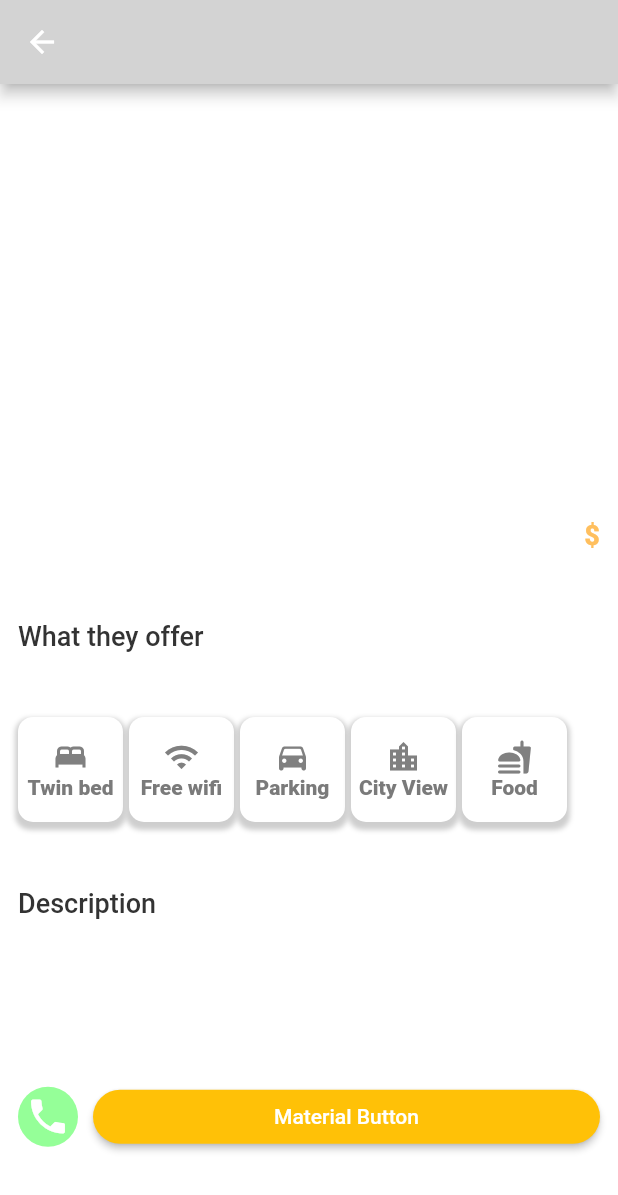
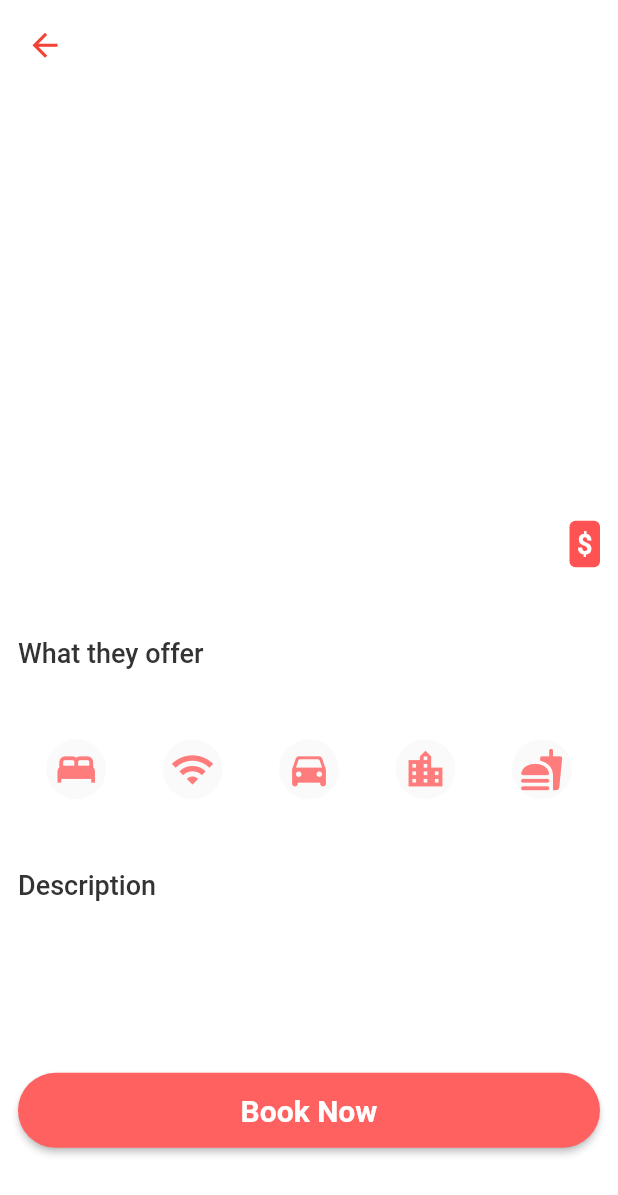
Before and after one commit to RedBaron1918/flutter_hotel, a Flutter app: the DetailWidget screen opened directly with empty values, on a phone screen of 412 x 824 dp. Shown: the top 1195 px of the screen. Run offline on Flutter 3.47's test engine with Material 2 defaults, Android fonts, the phone set to English and light mode, and no system bars; our stand-ins replace transparent_image; network calls fail.

Commit message:
made some changes

```diff
--- a/lib/model/block.dart
+++ b/lib/model/block.dart
@@ -60,7 +60,6 @@ class Block {
   int? breakfastIncluded;
 
   factory Block.fromJson(Map<String, dynamic> json) {
-    ;
     return Block(
       priceBreakdown: json['price_breakdown'] == null
           ? null
--- a/lib/model/detail_plan.dart
+++ b/lib/model/detail_plan.dart
@@ -1,5 +1,3 @@
-import 'models.dart';
-
 class DetailMealplan {
   DetailMealplan({
     this.currency,
--- a/lib/model/fluffy_extra_charge.dart
+++ b/lib/model/fluffy_extra_charge.dart
@@ -1,5 +1,3 @@
-import 'models.dart';
-
 class FluffyExtraCharge {
   FluffyExtraCharge({
     this.inclusionType,
--- a/lib/model/models.dart
+++ b/lib/model/models.dart
@@ -12,7 +12,6 @@ export "timeline.dart";
 export "product_price_breakdown.dart";
 export "item.dart";
 export "bed_configuration.dart";
-export "base.dart";
 export "group_by_price.dart";
 export "facility.dart";
 export "private_bathroom_highlight.dart";
--- a/lib/model/policy.dart
+++ b/lib/model/policy.dart
@@ -1,5 +1,3 @@
-import 'models.dart';
-
 class Policy {
   Policy({
     this.policyClass,
--- a/lib/model/private_bathroom_highlight.dart
+++ b/lib/model/private_bathroom_highlight.dart
@@ -1,5 +1,3 @@
-import 'models.dart';
-
 class PrivateBathroomHighlight {
   PrivateBathroomHighlight({
     this.hasHighlight,
--- a/lib/pages/detail_widget.dart
+++ b/lib/pages/detail_widget.dart
@@ -1,8 +1,9 @@
 import 'package:flutter/material.dart';
+import 'package:hotelflutter/widgets/fade_in_image_widget.dart';
 
 import '../model/models.dart';
 import '../widgets/circle_icon.dart';
-import '../widgets/shadow_icon_widget.dart';
+import '../widgets/text_container.dart';
 
 class DetailWidget extends StatefulWidget {
   const DetailWidget({
@@ -41,17 +42,14 @@ class _DetailWidgetState extends State<DetailWidget> {
   Widget build(BuildContext context) {
     return Scaffold(
       backgroundColor: Colors.white,
-      appBar: AppBar(
-        backgroundColor: const Color.fromARGB(255, 211, 211, 211),
-        title: Text(widget.block?.nameWithoutPolicy ?? ""),
-      ),
-      body: Stack(children: [
+      body: SafeArea(
+        child: Stack(children: [
           Positioned.fill(
             child: Stack(
               children: [
                 SizedBox(
                   width: MediaQuery.of(context).size.width,
-                height: MediaQuery.of(context).size.height * 0.3,
+                  height: MediaQuery.of(context).size.height * 0.4,
                   child: PageView.builder(
                     itemCount: widget.room?.photos?.length,
                     pageSnapping: true,
@@ -62,20 +60,33 @@ class _DetailWidgetState extends State<DetailWidget> {
                     },
                     itemBuilder: (context, index) {
                       Photo photo = widget.room!.photos![index];
-                    return Image.network(
-                      photo.urlOriginal ?? "something bad happend",
+                      return FadeInImageWidget(
+                        photo: photo.urlOriginal!,
+                        radius: 6,
                         fit: BoxFit.cover,
                       );
                     },
                   ),
                 ),
                 Positioned(
-                top: 5.0,
+                  left: 10,
+                  top: 10,
+                  child: CircleIcon(
+                    iconSize: 25,
+                    icon: Icons.arrow_back,
+                    callBack: () {
+                      Navigator.pop(context);
+                    },
+                  ),
+                ),
+                Positioned(
+                  top: 235.0,
                   right: 0.0,
                   left: 0.0,
                   child: Row(
                     mainAxisAlignment: MainAxisAlignment.center,
-                  children: indicators(widget.room?.photos?.length, activePage),
+                    children:
+                        indicators(widget.room?.photos?.length, activePage),
                   ),
                 ),
               ],
@@ -91,6 +102,7 @@ class _DetailWidgetState extends State<DetailWidget> {
             ),
           )
         ]),
+      ),
     );
   }
 }
@@ -103,26 +115,36 @@ class CardDetail extends StatelessWidget {
 
   @override
   Widget build(BuildContext context) {
-    List<ShadowIconWidget> icons = const [
-      ShadowIconWidget(
+    List<CircleIcon> icons = const [
+      CircleIcon(
         icon: Icons.bed,
-        text: "Twin bed",
+        backgroundColor: Color.fromARGB(255, 250, 250, 250),
+        iconColor: Color.fromARGB(255, 255, 124, 124),
+        iconSize: 30,
       ),
-      ShadowIconWidget(
+      CircleIcon(
         icon: Icons.wifi,
-        text: "Free wifi",
+        backgroundColor: Color.fromARGB(255, 250, 250, 250),
+        iconColor: Color.fromARGB(255, 255, 124, 124),
+        iconSize: 30,
       ),
-      ShadowIconWidget(
+      CircleIcon(
         icon: Icons.directions_car_rounded,
-        text: "Parking",
+        iconSize: 30,
+        backgroundColor: Color.fromARGB(255, 250, 250, 250),
+        iconColor: Color.fromARGB(255, 255, 124, 124),
       ),
-      ShadowIconWidget(
+      CircleIcon(
         icon: Icons.location_city,
-        text: "City View",
+        backgroundColor: Color.fromARGB(255, 250, 250, 250),
+        iconColor: Color.fromARGB(255, 255, 124, 124),
+        iconSize: 30,
       ),
-      ShadowIconWidget(
+      CircleIcon(
         icon: Icons.fastfood_rounded,
-        text: "Food",
+        iconSize: 30,
+        backgroundColor: Color.fromARGB(255, 250, 250, 250),
+        iconColor: Color.fromARGB(255, 255, 124, 124),
       ),
     ];
     return Container(
@@ -150,13 +172,9 @@ class CardDetail extends StatelessWidget {
                   fontSize: 22,
                 ),
               ),
-              Text(
-                "\$${block.minPrice?.price}",
-                style: const TextStyle(
-                  color: Color.fromARGB(255, 255, 191, 94),
-                  fontWeight: FontWeight.w900,
+              TextContainer(
+                text: "\$${block.minPrice?.price}",
                 fontSize: 18,
-                ),
               ),
             ],
           ),
@@ -168,9 +186,8 @@ class CardDetail extends StatelessWidget {
               fontSize: 18,
             ),
           ),
-          Wrap(
-            spacing: 4,
-            runSpacing: 8,
+          Row(
+            mainAxisAlignment: MainAxisAlignment.spaceAround,
             children: List.generate(
               icons.length,
               (index) => icons[index],
@@ -194,24 +211,19 @@ class CardDetail extends StatelessWidget {
           ),
           Row(
             children: [
-              CircleIcon(
-                icon: Icons.phone,
-                backgroundColor: const Color.fromARGB(255, 149, 255, 152),
-                iconColor: Colors.white,
-                callBack: () {},
-              ),
-              const SizedBox(
-                width: 10,
-              ),
               Expanded(
                 child: MaterialButton(
                     shape: const StadiumBorder(),
+                    height: 50,
                     padding: const EdgeInsets.all(5),
-                    color: Colors.amber,
+                    color: const Color.fromARGB(255, 255, 96, 96),
                     onPressed: () {},
                     child: const Text(
-                      'Material Button',
-                      style: TextStyle(color: Colors.white),
+                      'Book Now',
+                      style: TextStyle(
+                          color: Colors.white,
+                          fontSize: 20,
+                          fontWeight: FontWeight.bold),
                     )),
               ),
             ],
@@ -221,46 +233,3 @@ class CardDetail extends StatelessWidget {
     );
   }
 }
-
-class IconWidget extends StatelessWidget {
-  const IconWidget({
-    super.key,
-    required this.icon,
-    required this.text,
-  });
-  final IconData icon;
-  final String text;
-  @override
-  Widget build(BuildContext context) {
-    return Container(
-      decoration: BoxDecoration(
-        borderRadius: BorderRadius.circular(10),
-        color: const Color.fromARGB(255, 255, 255, 255),
-        boxShadow: [
-          BoxShadow(
-            color: Colors.grey.withOpacity(0.5),
-            spreadRadius: 2,
-            blurRadius: 2,
-            offset: const Offset(0, 3), // changes position of shadow
-          ),
-        ],
-      ),
-      padding: const EdgeInsets.all(4),
-      height: 70,
-      width: 70,
-      child: Column(
-        mainAxisAlignment: MainAxisAlignment.center,
-        children: [
-          Icon(icon, color: const Color.fromARGB(255, 128, 128, 128)),
-          Text(
-            text,
-            style: const TextStyle(
-              color: Color.fromARGB(255, 122, 122, 122),
-              fontWeight: FontWeight.w900,
-            ),
-          )
-        ],
-      ),
-    );
-  }
-}
--- a/lib/pages/profile.dart
+++ b/lib/pages/profile.dart
@@ -1,5 +1,4 @@
-import 'package:flutter/src/widgets/framework.dart';
-import 'package:flutter/src/widgets/placeholder.dart';
+import 'package:flutter/material.dart';
 
 class ProfilePage extends StatelessWidget {
   const ProfilePage({super.key});
--- a/lib/widgets/app.dart
+++ b/lib/widgets/app.dart
@@ -1,6 +1,5 @@
 import 'package:flutter/material.dart';
 import 'package:hotelflutter/pages/explore_page.dart';
-import 'package:hotelflutter/pages/favorites_page.dart';
 import 'package:hotelflutter/pages/home.dart';
 import 'package:hotelflutter/pages/profile.dart';
 import 'package:hotelflutter/widgets/scroll_to_hide.dart';
@@ -17,7 +16,6 @@ class _AppState extends State<App> {
   List<Widget> pageList = [
     const HomePage(),
     const ExplorePage(),
-    const FavoritesPage(),
     const ProfilePage()
   ];
   late final ScrollController controller = ScrollController();
@@ -56,10 +54,6 @@ class _AppState extends State<App> {
             BottomNavigationBarItem(
                 icon: Icon(Icons.travel_explore), label: 'explore'),
             BottomNavigationBarItem(
-              icon: Icon(Icons.favorite),
-              label: 'favorite',
-            ),
-            BottomNavigationBarItem(
               icon: Icon(Icons.person),
               label: 'profile',
             ),
--- a/lib/widgets/shadow_icon_widget.dart
+++ /dev/null
@@ -1,47 +0,0 @@
-import 'package:flutter/material.dart';
-
-class ShadowIconWidget extends StatelessWidget {
-  const ShadowIconWidget({
-    super.key,
-    required this.icon,
-    required this.text,
-  });
-  final IconData icon;
-  final String text;
-  @override
-  Widget build(BuildContext context) {
-    return Container(
-      decoration: BoxDecoration(
-        borderRadius: BorderRadius.circular(10),
-        color: const Color.fromARGB(255, 255, 255, 255),
-        boxShadow: [
-          BoxShadow(
-            color: Colors.grey.withOpacity(0.5),
-            spreadRadius: 2,
-            blurRadius: 2,
-            offset: const Offset(0, 3), // changes position of shadow
-          ),
-        ],
-      ),
-      padding: const EdgeInsets.all(4),
-      height: 70,
-      width: 70,
-      child: Column(
-        mainAxisAlignment: MainAxisAlignment.center,
-        children: [
-          Icon(
-            icon,
-            color: const Color.fromARGB(255, 128, 128, 128),
-          ),
-          Text(
-            text,
-            style: const TextStyle(
-              color: Color.fromARGB(255, 122, 122, 122),
-              fontWeight: FontWeight.w900,
-            ),
-          )
-        ],
-      ),
-    );
-  }
-}
```
Also changed, not shown: lib/model/base.dart (deleted, +0 -21 lines), lib/model/item.dart (+20 -0 lines), lib/pages/explore_page.dart (+11 -1 lines), lib/pages/favorites_page.dart (deleted, +0 -12 lines), lib/widgets/explore_card.dart (+11 -16 lines). Lines whose indentation alone changed are shown as unchanged.
